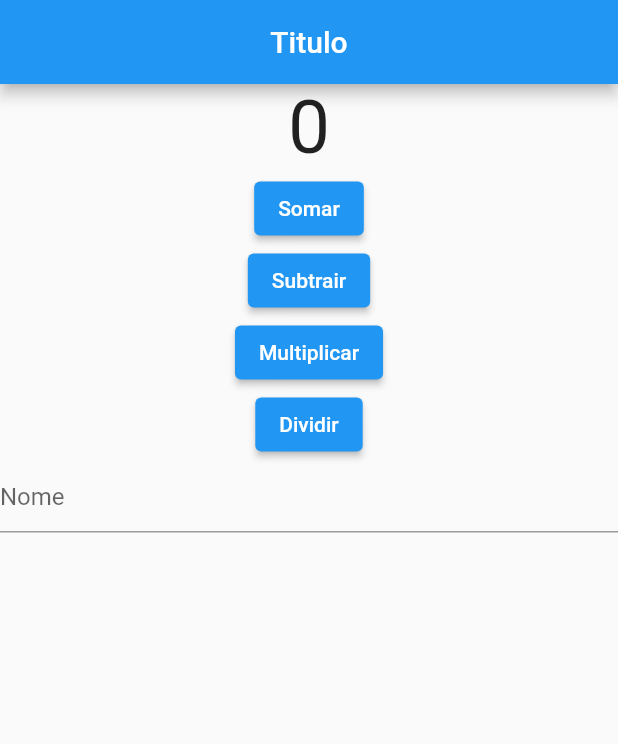
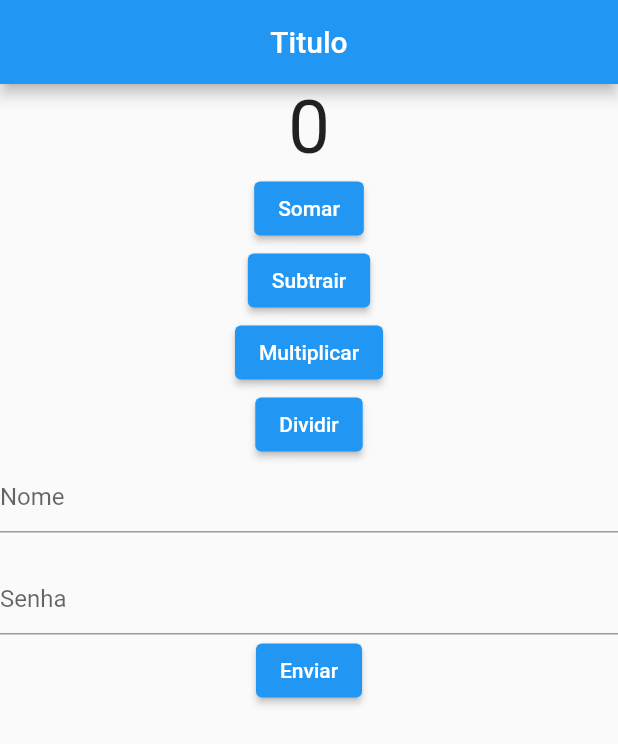
Before and after one commit to ElitonRoberto/aula6, a Flutter app: the screen it shows after launch, on a phone screen of 412 x 824 dp. Shown: the top 744 px of the screen. Run offline on Flutter 3.47's test engine with Material 2 defaults, Android fonts, the phone set to English and light mode, and no system bars.

Commit message:
first commit

```diff
--- a/lib/formulario.dart
+++ b/lib/formulario.dart
@@ -25,6 +25,23 @@ class _Formulario extends State<Formulario> {
           Container(
             height: 20,
           ),
+          TextFormField(
+            decoration: const InputDecoration(
+              hintText: "Senha",
+            ),
+            validator: (value) {
+              if (value!.isNotEmpty) {
+                return 'Informe algum texto';
+              }
+              return null;
+            },
+          ),
+          ElevatedButton(
+            onPressed: () {
+              if (_formkey.currentState!.validate()) ;
+            },
+            child: const Text("Enviar"),
+          )
         ],
       ),
     );
```
